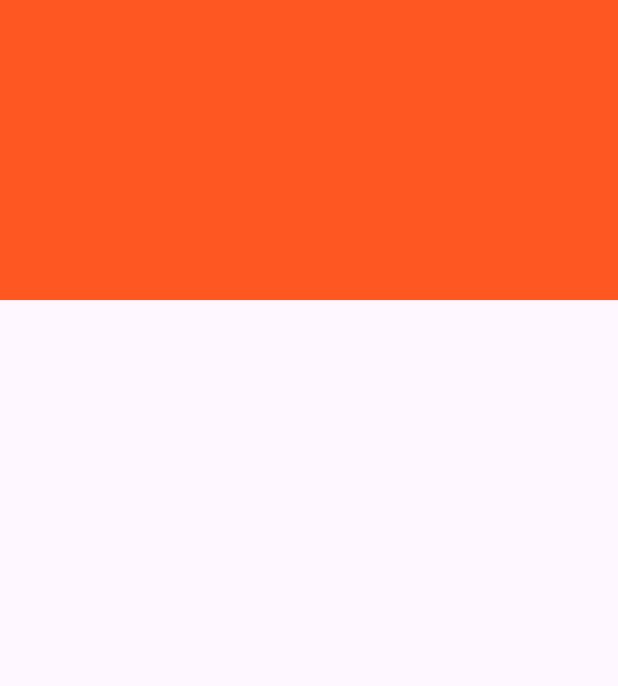
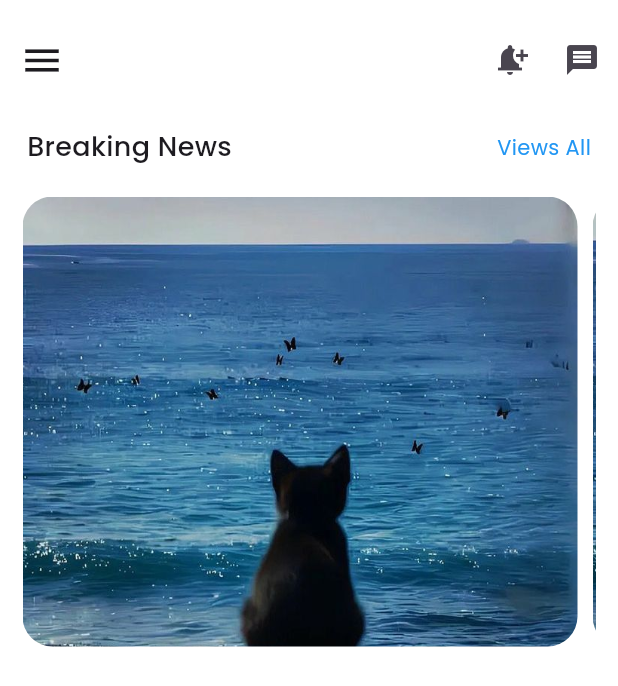
Before and after one commit to nandah4/halo-news, a Flutter app: the MyHomePage screen opened directly, on a phone screen of 412 x 824 dp. Shown: the top 686 px of the screen. Run offline on Flutter 3.47's test engine with Material 3 defaults, Android fonts, the phone set to English and light mode, and no system bars.

Commit message:
feat: add custom appbarwidget

```diff
--- a/lib/main.dart
+++ b/lib/main.dart
@@ -1,5 +1,6 @@
 import 'package:flutter/material.dart';
 import 'package:my_flutter1/pages/home.dart';
+import 'package:my_flutter1/screens/home_screen.dart';
 
 void main() {
   runApp(const MyApp());
@@ -10,6 +11,7 @@ class MyApp extends StatelessWidget {
 
   @override
   Widget build(BuildContext context) {
-    return MaterialApp(home: MyHomePage());
+    return MaterialApp(
+        theme: ThemeData(fontFamily: 'Poppins'), home: HomeScreen());
   }
 }
--- a/lib/pages/home.dart
+++ b/lib/pages/home.dart
@@ -7,19 +7,97 @@ class MyHomePage extends StatefulWidget {
   State<MyHomePage> createState() => _MyHomePage();
 }
 
+class Shape extends StatelessWidget {
+  // const Shape({super.key});
+
+  // final List<Widget> myImage = [
+  //   Container(height: 10, width: 10),
+  // ];
+
+  @override
+  Widget build(BuildContext context) {
+    return ListView(
+      scrollDirection: Axis.vertical,
+      children: [
+        Container(
+          margin: EdgeInsets.only(top: 5, bottom: 20, left: 18, right: 18),
+          child: Row(
+            mainAxisAlignment: MainAxisAlignment.spaceBetween,
+            children: [
+              const Text(
+                "Breaking News",
+                style: TextStyle(fontSize: 18, fontWeight: FontWeight.w500),
+              ),
+              const Text(
+                "Views All",
+                style: TextStyle(fontSize: 14, color: Colors.blue),
+              ),
+            ],
+          ),
+        ),
+        Container(
+            margin: EdgeInsets.only(left: 15, right: 15),
+            height: 300,
+            child: ListView(
+              scrollDirection: Axis.horizontal,
+              shrinkWrap: true,
+              children: [
+                ClipRRect(
+                  borderRadius: BorderRadius.circular(20),
+                  child: Stack(
+                    children: [
+                      Image(
+                        image: AssetImage('assets/image1.jpeg'),
+                        height: 300,
+                        width: 370,
+                        fit: BoxFit.cover,
+                      ),
+                    ],
+                  ),
+                ),
+                SizedBox(width: 10),
+                ClipRRect(
+                  borderRadius: BorderRadius.circular(20),
+                  child: Stack(
+                    children: [
+                      Image(
+                        image: AssetImage('assets/image1.jpeg'),
+                        height: 300,
+                        width: 380,
+                        fit: BoxFit.cover,
+                      ),
+                    ],
+                  ),
+                ),
+              ],
+            ))
+      ],
+    );
+  }
+}
+
 class _MyHomePage extends State<MyHomePage> {
   @override
   Widget build(BuildContext context) {
     return Scaffold(
+      backgroundColor: Colors.white,
       appBar: AppBar(
-        backgroundColor: Colors.deepOrange,
-        toolbarHeight: 200,
-        // title: const Text(
-        //   "Title Nih!",
-        //   style: TextStyle(
-        //       fontSize: 20, color: Colors.white, fontWeight: FontWeight.w500),
-        // ),
+        backgroundColor: Colors.white,
+        toolbarHeight: 80,
+        leading: Container(
+          child: IconButton(
+              onPressed: () {},
+              icon: Icon(
+                Icons.menu,
+                size: 30,
+              )),
+        ),
+        actions: <Widget>[
+          IconButton(onPressed: () {}, icon: Icon(Icons.notification_add)),
+          IconButton(onPressed: () {}, icon: Icon(Icons.message)),
+        ],
       ),
+      body: Shape(),
     );
   }
 }
--- /dev/null
+++ b/lib/screens/home_screen.dart
@@ -0,0 +1,9 @@
+import 'package:flutter/material.dart';
+import 'package:my_flutter1/widgets/appbar.dart';
+
+class HomeScreen extends StatelessWidget {
+  @override
+  Widget build(BuildContext context) {
+    return Scaffold(appBar: AppBarCustom(title: "Insight News"));
+  }
+}
```
Also changed, not shown: lib/widgets/appbar.dart (added, +29 -0 lines), pubspec.yaml (+23 -25 lines), assets/image1.jpeg (added), fonts/Poppins-Bold.ttf (added), fonts/Poppins-ExtraBold.ttf (added), fonts/Poppins-ExtraLight.ttf (added), fonts/Poppins-Light.ttf (added), fonts/Poppins-Medium.ttf (added), fonts/Poppins-Regular.ttf (added), fonts/Poppins-SemiBold.ttf (added), fonts/Poppins-Thin.ttf (added), 1 other file.
